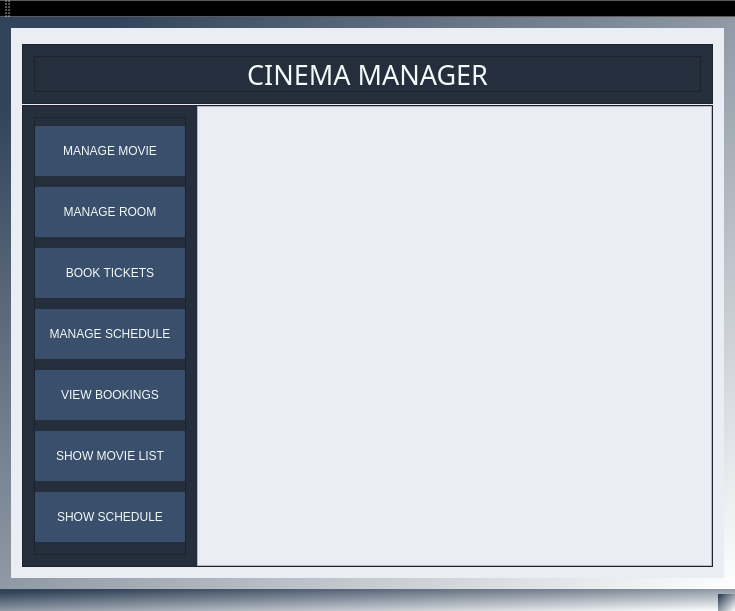
ZuzannaZawartka/movie-ticket-management-system, file MovieTicketManagementSystem/MainWindow.ui: the form before one commit.
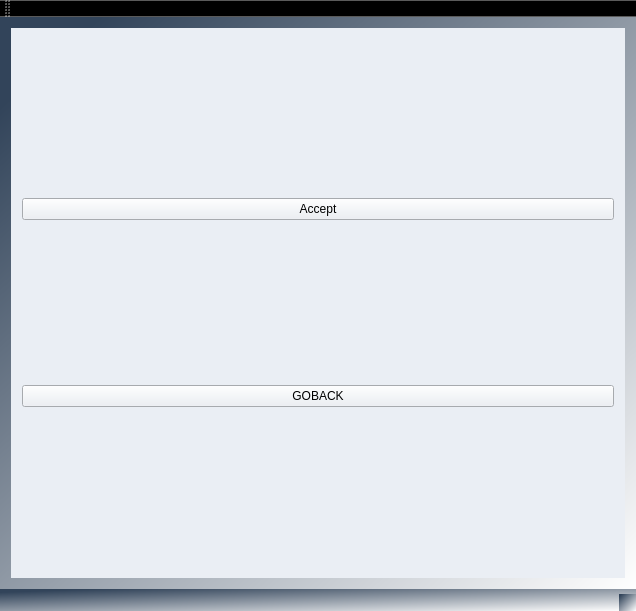
The form after the commit. The open tabs and pages were chosen to show the change.

Commit message: fixed: added reserveSeats because its dissapeard

What changed in the file:
```diff
--- a/MovieTicketManagementSystem/MainWindow.ui
+++ b/MovieTicketManagementSystem/MainWindow.ui
@@ -6,7 +6,7 @@
    <rect>
     <x>0</x>
     <y>0</y>
-    <width>735</width>
+    <width>636</width>
     <height>611</height>
    </rect>
   </property>
@@ -1470,6 +1470,27 @@
         </item>
        </layout>
       </widget>
+      <widget class="QWidget" name="reserveSeatsWindow">
+       <layout class="QGridLayout" name="gridLayout_14">
+        <item row="1" column="0">
+         <widget class="QPushButton" name="pushButton">
+          <property name="text">
+           <string>Accept</string>
+          </property>
+         </widget>
+        </item>
+        <item row="0" column="0">
+         <layout class="QGridLayout" name="reserveSeatsGrid"/>
+        </item>
+        <item row="2" column="0">
+         <widget class="QPushButton" name="pushButton_2">
+          <property name="text">
+           <string>GOBACK</string>
+          </property>
+         </widget>
+        </item>
+       </layout>
+      </widget>
       <widget class="QWidget" name="viewBookingsWindow">
        <layout class="QVBoxLayout" name="verticalLayout_16">
         <item>
```
Left out of the diff: 43 changed lines with no effect on the pictures. The commit also changes 8 other files.
